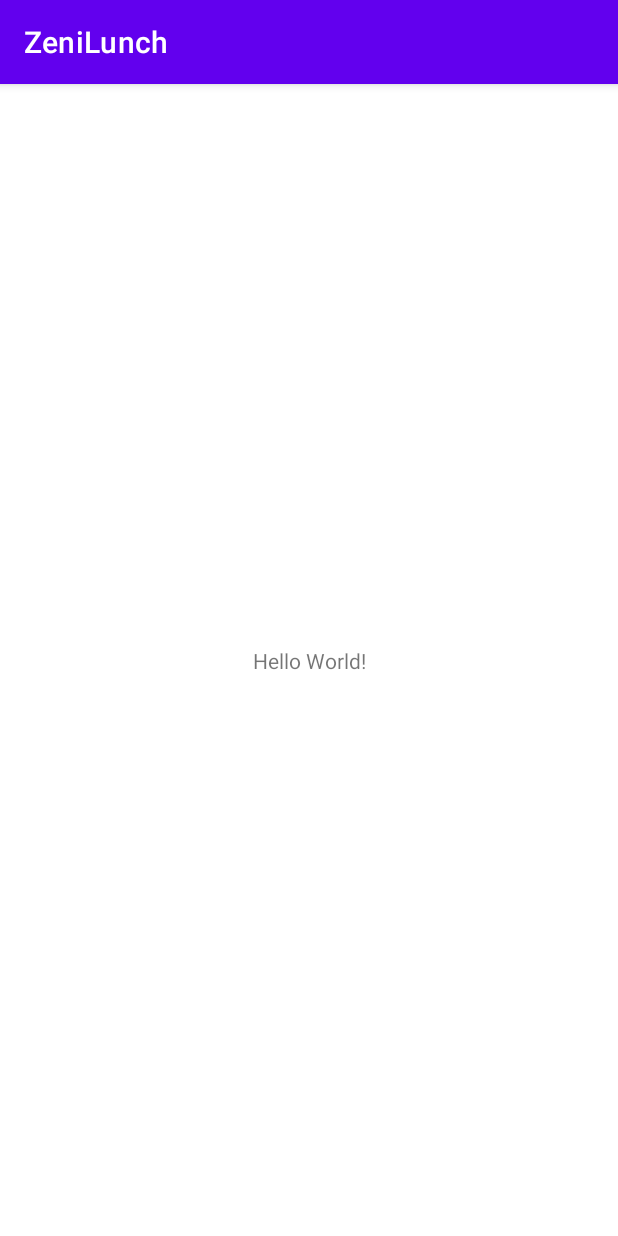
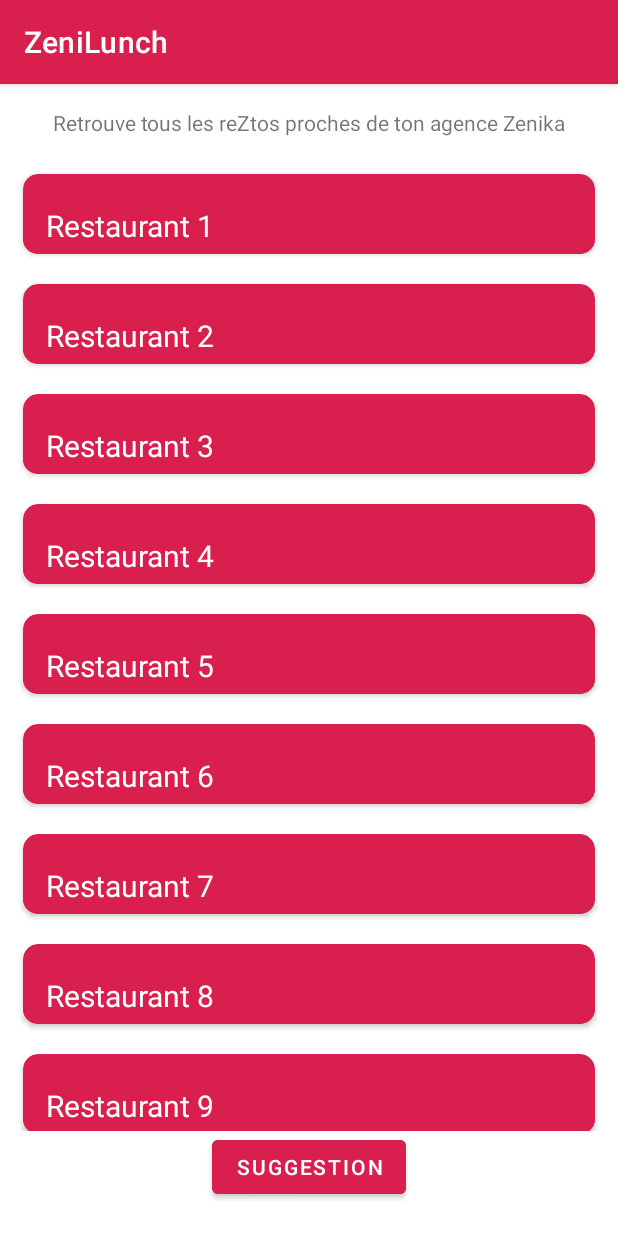
Before and after one commit to Zenika/ZeniLunch, an Android app: the screen it shows after launch (MainActivity), on a phone screen of 412 x 824 dp. Run offline under Robolectric (Android 15) with nearby library versions, the phone set to English and light mode, and no system bars.

Commit message:
Liste Restos

```diff
--- /dev/null
+++ b/app/src/main/java/com/zenika/zenilunch/Adapter.kt
@@ -0,0 +1,31 @@
+package com.zenika.zenilunch
+
+import android.view.LayoutInflater
+import android.view.View
+import android.view.ViewGroup
+import android.widget.TextView
+import androidx.recyclerview.widget.RecyclerView
+
+class ListAdapter(private val list: List<ItemView>): RecyclerView.Adapter<ListAdapter.ViewHolder>() {
+
+    override fun onCreateViewHolder(parent: ViewGroup, viewType: Int): ViewHolder {
+        val view = LayoutInflater.from(parent.context)
+            .inflate(R.layout.item_view, parent, false)
+        return ViewHolder(view)
+    }
+
+    override fun onBindViewHolder(holder: ListAdapter.ViewHolder, position: Int) {
+        val itemsView = list[position]
+        //holder.id.text = ItemView.id.toString()
+        holder.name.text = itemsView.name
+    }
+
+    override fun getItemCount(): Int {
+        return list.size
+    }
+
+    class ViewHolder(itemView: View) : RecyclerView.ViewHolder(itemView) {
+        //val id: TextView = itemView.findViewById(R.id.id)
+        val name: TextView = itemView.findViewById(R.id.name)
+    }
+}
--- /dev/null
+++ b/app/src/main/java/com/zenika/zenilunch/ItemView.kt
@@ -0,0 +1,4 @@
+package com.zenika.zenilunch
+
+class ItemView(val name: String) {
+}
--- a/app/src/main/java/com/zenika/zenilunch/MainActivity.kt
+++ b/app/src/main/java/com/zenika/zenilunch/MainActivity.kt
@@ -2,10 +2,24 @@ package com.zenika.zenilunch
 
 import androidx.appcompat.app.AppCompatActivity
 import android.os.Bundle
+import androidx.recyclerview.widget.LinearLayoutManager
+import androidx.recyclerview.widget.RecyclerView
 
 class MainActivity : AppCompatActivity() {
     override fun onCreate(savedInstanceState: Bundle?) {
         super.onCreate(savedInstanceState)
         setContentView(R.layout.activity_main)
+        val grid = findViewById<RecyclerView>(R.id.listItems)
+        grid.layoutManager = LinearLayoutManager(this)
+
+        // Add restaurants
+        val restos = ArrayList<ItemView>()
+        for (i in 1..20) {
+            val item = ItemView("Restaurant " + i)
+            restos.add(item)
+        }
+
+        val adapter = ListAdapter(restos)
+        grid.adapter = adapter
     }
 }
--- a/app/src/main/res/layout/activity_main.xml
+++ b/app/src/main/res/layout/activity_main.xml
@@ -2,17 +2,44 @@
 <androidx.constraintlayout.widget.ConstraintLayout xmlns:android="http://schemas.android.com/apk/res/android"
     xmlns:app="http://schemas.android.com/apk/res-auto"
     xmlns:tools="http://schemas.android.com/tools"
+    android:id="@+id/constraintLayout"
     android:layout_width="match_parent"
     android:layout_height="match_parent"
     tools:context=".MainActivity">
 
+    <androidx.recyclerview.widget.RecyclerView
+        android:id="@+id/listItems"
+        android:layout_width="0dp"
+        android:layout_height="0dp"
+        android:layout_marginTop="50dp"
+        android:layout_marginBottom="70dp"
+        android:background="#FFFFFF"
+        app:layout_constraintBottom_toBottomOf="parent"
+        app:layout_constraintDimensionRatio="w,1:1"
+        app:layout_constraintEnd_toEndOf="parent"
+        app:layout_constraintHorizontal_bias="0.0"
+        app:layout_constraintStart_toStartOf="parent"
+        app:layout_constraintTop_toTopOf="parent"
+        app:layout_constraintVertical_bias="0.0" />
+
     <TextView
+        android:id="@+id/desc"
         android:layout_width="wrap_content"
         android:layout_height="wrap_content"
-        android:text="Hello World!"
-        app:layout_constraintBottom_toBottomOf="parent"
+        android:layout_marginTop="16dp"
+        android:text="Retrouve tous les reZtos proches de ton agence Zenika"
         app:layout_constraintEnd_toEndOf="parent"
         app:layout_constraintStart_toStartOf="parent"
         app:layout_constraintTop_toTopOf="parent" />
 
+    <Button
+        android:id="@+id/button"
+        android:layout_width="wrap_content"
+        android:layout_height="0dp"
+        android:backgroundTint="#d81f4e"
+        android:text="Suggestion"
+        app:layout_constraintEnd_toEndOf="parent"
+        app:layout_constraintHorizontal_bias="0.5"
+        app:layout_constraintStart_toStartOf="parent"
+        app:layout_constraintTop_toBottomOf="@+id/listItems" />
 </androidx.constraintlayout.widget.ConstraintLayout>
--- /dev/null
+++ b/app/src/main/res/layout/item_view.xml
@@ -0,0 +1,37 @@
+<?xml version="1.0" encoding="utf-8"?>
+<androidx.cardview.widget.CardView xmlns:android="http://schemas.android.com/apk/res/android"
+    xmlns:app="http://schemas.android.com/apk/res-auto"
+    android:layout_width="match_parent"
+    android:layout_height="wrap_content"
+    android:layout_marginLeft="15dp"
+    android:layout_marginTop="10dp"
+    android:layout_marginRight="15dp"
+    android:layout_marginBottom="10dp"
+    android:textAlignment="center"
+    app:cardBackgroundColor="#D81F4E"
+    app:cardCornerRadius="10dp">
+
+    <LinearLayout
+        android:layout_width="match_parent"
+        android:layout_height="wrap_content"
+        android:layout_marginTop="10dp"
+        android:background="#d81f4e"
+        android:orientation="vertical"
+        android:padding="5dp"
+        android:textAlignment="center"
+        app:layout_constraintStart_toStartOf="parent"
+        app:layout_constraintTop_toTopOf="parent">
+
+        <TextView
+            android:id="@+id/name"
+            android:layout_width="wrap_content"
+            android:layout_height="wrap_content"
+            android:layout_marginStart="10dp"
+            android:layout_marginLeft="15dp"
+            android:layout_marginTop="5dp"
+            android:text="Item"
+            android:textAlignment="center"
+            android:textColor="#FFFFFF"
+            android:textSize="20sp" />
+    </LinearLayout>
+</androidx.cardview.widget.CardView>
--- a/app/src/main/res/values/colors.xml
+++ b/app/src/main/res/values/colors.xml
@@ -7,4 +7,6 @@
     <color name="teal_700">#FF018786</color>
     <color name="black">#FF000000</color>
     <color name="white">#FFFFFFFF</color>
+    <color name="zenika_red">#d81f4e</color>
+    <color name="zenika_red_dark">#940126</color>
 </resources>
--- a/app/src/main/res/values/themes.xml
+++ b/app/src/main/res/values/themes.xml
@@ -2,8 +2,8 @@
     <!-- Base application theme. -->
     <style name="Theme.ZeniLunch" parent="Theme.MaterialComponents.DayNight.DarkActionBar">
         <!-- Primary brand color. -->
-        <item name="colorPrimary">@color/purple_500</item>
-        <item name="colorPrimaryVariant">@color/purple_700</item>
+        <item name="colorPrimary">@color/zenika_red</item>
+        <item name="colorPrimaryVariant">@color/zenika_red_dark</item>
         <item name="colorOnPrimary">@color/white</item>
         <!-- Secondary brand color. -->
         <item name="colorSecondary">@color/teal_200</item>
```
